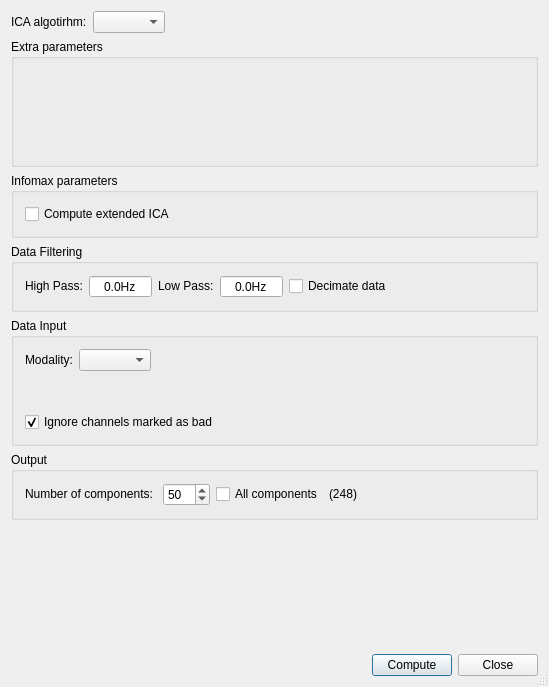
First picture: the form in src/plugins/icav2/ICASettings.ui, repository HIP-infrastructure/anywave-code, before the edit.
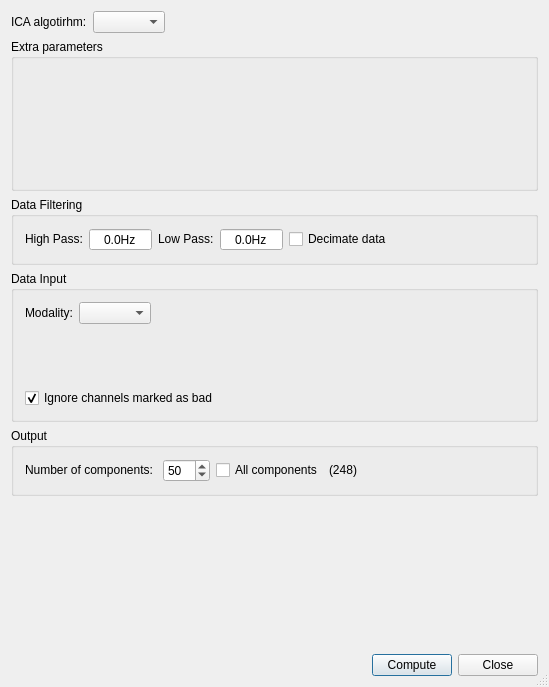
Second picture: the form after the edit. Icons and pictures are not drawn. Custom widgets are drawn as their Qt base class.

Commit message: Added new concept using individual objects for algorithms. Each object can instantiate specific GUI and return a dictionary containing specific parameters. Infomax object (ICAInfomax) handle a check box to activate or disable Extended Mode for example. And returns the key "infomax_extended" with a bool value.

What changed in the file:
```diff
--- a/src/plugins/icav2/ICASettings.ui
+++ b/src/plugins/icav2/ICASettings.ui
@@ -75,20 +75,9 @@
      <property name="title">
       <string>Extra parameters</string>
      </property>
-    </widget>
-   </item>
-   <item>
-    <widget class="QGroupBox" name="groupInfomax">
-     <property name="title">
-      <string>Infomax parameters</string>
-     </property>
-     <layout class="QGridLayout" name="gridLayout_2">
-      <item row="0" column="0">
-       <widget class="QCheckBox" name="cbInfomaxExtended">
-        <property name="text">
-         <string>Compute extended ICA</string>
-        </property>
-       </widget>
+     <layout class="QVBoxLayout" name="verticalLayout_3">
+      <item>
+       <layout class="QHBoxLayout" name="extrasLayout"/>
       </item>
      </layout>
     </widget>
```
The commit also changes 23 other files.
